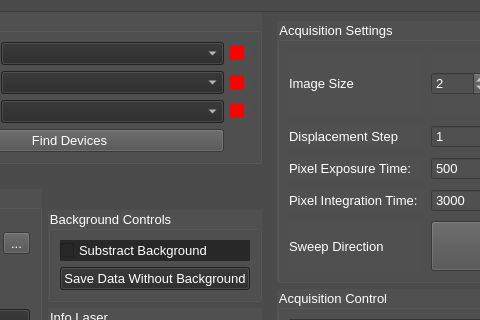
PyMarc2/OceanOpticsSpectroViewer, file gui/views/microRamanViewUi.ui: the form before one commit; both pictures show x 241 to 721 and y 0 to 320 of the 1386 by 810 pixel window.
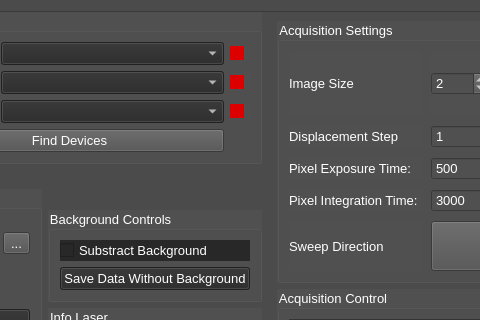
The form after the commit. Custom widgets are drawn as their Qt base class.

Diff of the .ui file:
```diff
--- a/gui/views/microRamanViewUi.ui
+++ b/gui/views/microRamanViewUi.ui
@@ -243,7 +243,7 @@
                 <bool>false</bool>
                </property>
                <property name="styleSheet">
-                <string notr="true">QCheckBox::indicator{background-color: rgb(255, 0, 0);}</string>
+                <string notr="true">QCheckBox::indicator{background-color: rgb(220, 0, 0);}</string>
                </property>
                <property name="text">
                 <string/>
@@ -256,7 +256,7 @@
                 <bool>false</bool>
                </property>
                <property name="styleSheet">
-                <string notr="true">QCheckBox::indicator{background-color: rgb(255, 0, 0);}</string>
+                <string notr="true">QCheckBox::indicator{background-color: rgb(220, 0, 0);}</string>
                </property>
                <property name="text">
                 <string/>
@@ -269,7 +269,7 @@
                 <bool>false</bool>
                </property>
                <property name="styleSheet">
-                <string notr="true">QCheckBox::indicator{background-color: rgb(255, 0, 0);}</string>
+                <string notr="true">QCheckBox::indicator{background-color: rgb(220, 0, 0);}</string>
                </property>
                <property name="text">
                 <string/>
```
